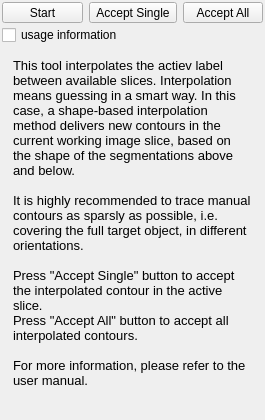
MITK/MITK, file Modules/SegmentationUI/Qmitk/QmitkSliceBasedInterpolatorWidgetGUIControls.ui: the form before one commit.
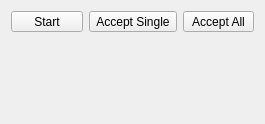
The form after the commit. Icons and pictures are not drawn.

Commit message: removed help hint from GUI (tool explanation only in user manual)

```diff
--- a/Modules/SegmentationUI/Qmitk/QmitkSliceBasedInterpolatorWidgetGUIControls.ui
+++ b/Modules/SegmentationUI/Qmitk/QmitkSliceBasedInterpolatorWidgetGUIControls.ui
@@ -7,7 +7,7 @@
     <x>0</x>
     <y>0</y>
     <width>265</width>
-    <height>420</height>
+    <height>124</height>
    </rect>
   </property>
   <property name="sizePolicy">
@@ -29,12 +29,6 @@
    <string/>
   </property>
   <layout class="QVBoxLayout" name="verticalLayout">
-   <property name="spacing">
-    <number>2</number>
-   </property>
-   <property name="margin">
-    <number>2</number>
-   </property>
    <item>
     <layout class="QHBoxLayout" name="horizontalLayout">
      <item>
@@ -133,56 +127,6 @@
      </item>
     </layout>
    </item>
-   <item>
-    <widget class="QCheckBox" name="m_cbShowInformation">
-     <property name="sizePolicy">
-      <sizepolicy hsizetype="Preferred" vsizetype="Fixed">
-       <horstretch>0</horstretch>
-       <verstretch>0</verstretch>
-      </sizepolicy>
-     </property>
-     <property name="text">
-      <string>usage information</string>
-     </property>
-    </widget>
-   </item>
-   <item>
-    <widget class="QWidget" name="m_InformationWidget" native="true">
-     <property name="minimumSize">
-      <size>
-       <width>0</width>
-       <height>0</height>
-      </size>
-     </property>
-     <layout class="QVBoxLayout" name="verticalLayout_3">
-      <item>
-       <widget class="QLabel" name="lblInfo">
-        <property name="text">
-         <string>&lt;!DOCTYPE HTML PUBLIC &quot;-//W3C//DTD HTML 4.0//EN&quot; &quot;http://www.w3.org/TR/REC-html40/strict.dtd&quot;&gt;
-&lt;html&gt;&lt;head&gt;&lt;meta name=&quot;qrichtext&quot; content=&quot;1&quot; /&gt;&lt;style type=&quot;text/css&quot;&gt;
-p, li { white-space: pre-wrap; }
-&lt;/style&gt;&lt;/head&gt;&lt;body style=&quot; font-family:'MS Shell Dlg 2'; font-size:8pt; font-weight:400; font-style:normal;&quot;&gt;
-&lt;p style=&quot; margin-top:0px; margin-bottom:0px; margin-left:0px; margin-right:0px; -qt-block-indent:0; text-indent:0px;&quot;&gt;&lt;span style=&quot; font-family:'Sans'; font-size:10pt;&quot;&gt;This tool interpolates the actiev label between available slices. Interpolation means guessing in a smart way. In this case, a shape-based interpolation method delivers new contours in the current working image slice, based on the shape of the segmentations above and below.&lt;/span&gt;&lt;/p&gt;
-&lt;p style=&quot;-qt-paragraph-type:empty; margin-top:0px; margin-bottom:0px; margin-left:0px; margin-right:0px; -qt-block-indent:0; text-indent:0px; font-family:'Sans'; font-size:10pt;&quot;&gt;&lt;br /&gt;&lt;/p&gt;
-&lt;p style=&quot; margin-top:0px; margin-bottom:0px; margin-left:0px; margin-right:0px; -qt-block-indent:0; text-indent:0px;&quot;&gt;&lt;span style=&quot; font-family:'Sans'; font-size:10pt;&quot;&gt;It is highly recommended to trace manual contours as sparsly as possible, i.e. covering the full target object, in different orientations.&lt;/span&gt;&lt;/p&gt;
-&lt;p style=&quot;-qt-paragraph-type:empty; margin-top:0px; margin-bottom:0px; margin-left:0px; margin-right:0px; -qt-block-indent:0; text-indent:0px; font-family:'Sans'; font-size:10pt;&quot;&gt;&lt;br /&gt;&lt;/p&gt;
-&lt;p style=&quot; margin-top:0px; margin-bottom:0px; margin-left:0px; margin-right:0px; -qt-block-indent:0; text-indent:0px;&quot;&gt;&lt;span style=&quot; font-family:'Sans'; font-size:10pt;&quot;&gt;Press &amp;quot;Accept Single&amp;quot; button to accept the interpolated contour in the active slice.&lt;/span&gt;&lt;/p&gt;
-&lt;p style=&quot; margin-top:0px; margin-bottom:0px; margin-left:0px; margin-right:0px; -qt-block-indent:0; text-indent:0px;&quot;&gt;&lt;span style=&quot; font-family:'Sans'; font-size:10pt;&quot;&gt;Press &amp;quot;Accept All&amp;quot; button to accept all interpolated contours.&lt;/span&gt;&lt;/p&gt;
-&lt;p style=&quot;-qt-paragraph-type:empty; margin-top:0px; margin-bottom:0px; margin-left:0px; margin-right:0px; -qt-block-indent:0; text-indent:0px; font-family:'Sans'; font-size:10pt;&quot;&gt;&lt;br /&gt;&lt;/p&gt;
-&lt;p style=&quot; margin-top:0px; margin-bottom:0px; margin-left:0px; margin-right:0px; -qt-block-indent:0; text-indent:0px;&quot;&gt;&lt;span style=&quot; font-family:'Sans'; font-size:10pt;&quot;&gt;For more information, please refer to the user manual.&lt;/span&gt;&lt;/p&gt;
-&lt;p style=&quot;-qt-paragraph-type:empty; margin-top:0px; margin-bottom:0px; margin-left:0px; margin-right:0px; -qt-block-indent:0; text-indent:0px;&quot;&gt;&lt;br /&gt;&lt;/p&gt;&lt;/body&gt;&lt;/html&gt;</string>
-        </property>
-        <property name="alignment">
-         <set>Qt::AlignVCenter</set>
-        </property>
-        <property name="wordWrap">
-         <bool>true</bool>
-        </property>
-       </widget>
-      </item>
-     </layout>
-    </widget>
-   </item>
    <item>
     <spacer name="verticalSpacer">
      <property name="orientation">
```
The commit also changes 5 other files.
